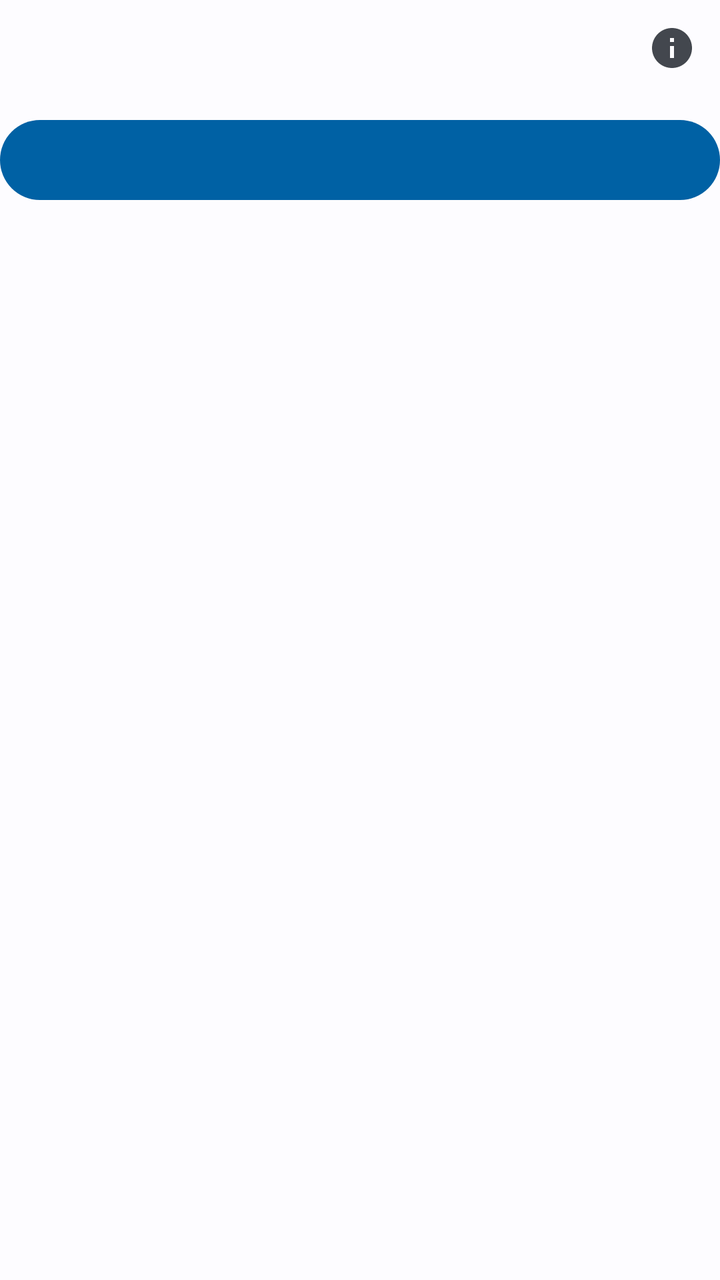
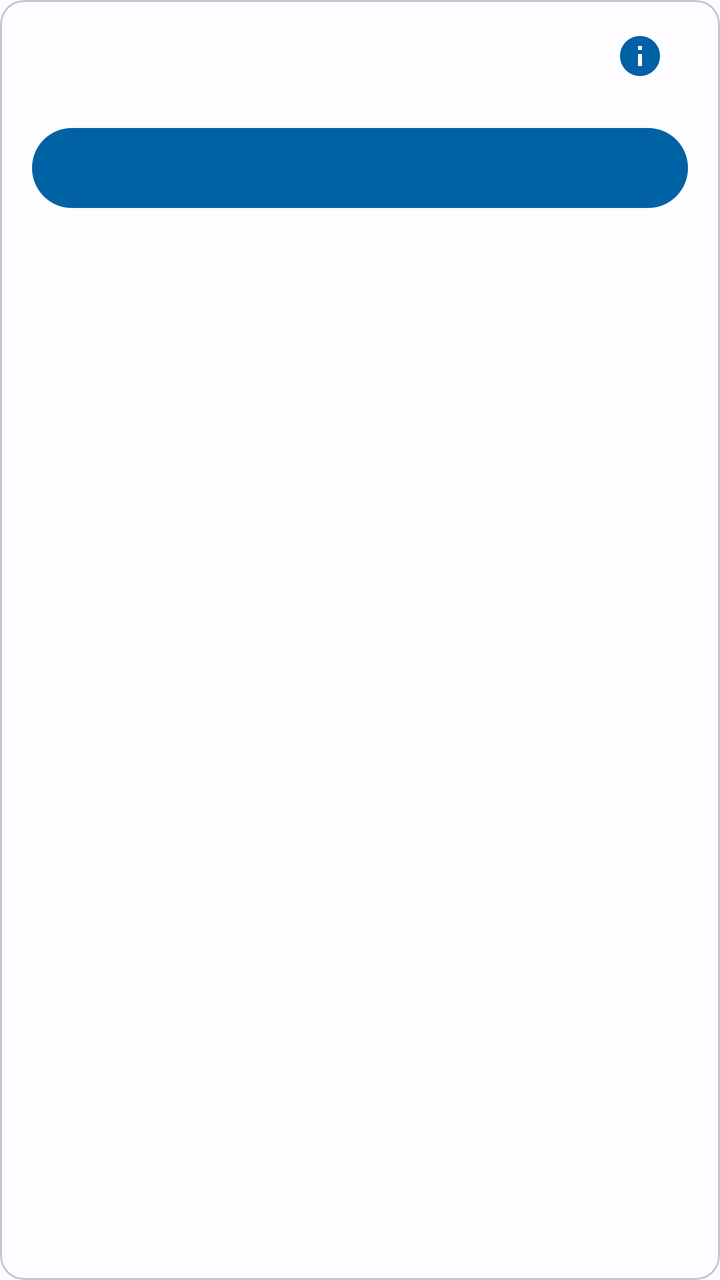

Compare the two renders of this Android layout. The source of the first and the diff that turns it into the second are given below.
<!-- AndroidManifest.xml: application theme AppTheme -->
<!-- res/layout/section_dictionary.xml -->
<?xml version="1.0" encoding="utf-8"?>
<LinearLayout
    xmlns:android="http://schemas.android.com/apk/res/android"
    android:layout_width="match_parent"
    android:layout_height="wrap_content"
    android:orientation="vertical">

    <LinearLayout
        android:layout_width="match_parent"
        android:layout_height="wrap_content"
        android:gravity="center_vertical"
        android:orientation="horizontal">

        <TextView
            android:id="@+id/section_title"
            android:layout_width="0dp"
            android:layout_height="wrap_content"
            android:layout_weight="1"
            android:textAppearance="?attr/textAppearanceTitleSmall"
            android:textColor="?attr/colorPrimary" />

        <ImageButton
            android:id="@+id/section_info"
            android:layout_width="48dp"
            android:layout_height="48dp"
            android:background="?attr/selectableItemBackgroundBorderless"
            android:contentDescription="@string/dictionary_info"
            android:src="@drawable/ic_info" />
    </LinearLayout>

    <LinearLayout
        android:id="@+id/section_list"
        android:layout_width="match_parent"
        android:layout_height="wrap_content"
        android:orientation="vertical" />

    <com.google.android.material.button.MaterialButton
        android:id="@+id/section_import"
        android:layout_width="match_parent"
        android:layout_height="wrap_content"
        android:layout_marginTop="8dp" />
</LinearLayout>
<!-- resources referenced by this layout -->
<resources>
  <!-- drawable ic_info (drawable) -->
  <vector xmlns:android="http://schemas.android.com/apk/res/android"
      android:width="24dp"
      android:height="24dp"
      android:tint="?attr/colorOnSurfaceVariant"
      android:viewportWidth="24"
      android:viewportHeight="24">
      <path
          android:fillColor="#FF000000"
          android:pathData="M12,2C6.48,2 2,6.48 2,12s4.48,10 10,10 10,-4.48 10,-10S17.52,2 12,2zM13,17h-2v-6h2v6zM13,9h-2L11,7h2v2z" />
  </vector>
  <string name="dictionary_info">About this section</string>
  <style name="AppTheme" parent="Theme.Material3.DayNight.NoActionBar">
          <item name="colorPrimary">@color/md_primary</item>
          <item name="colorOnPrimary">@color/md_on_primary</item>
          <item name="colorPrimaryContainer">@color/md_primary_container</item>
          <item name="colorOnPrimaryContainer">@color/md_on_primary_container</item>
          <item name="colorSurface">@color/md_surface</item>
          <item name="colorOnSurface">@color/md_on_surface</item>
          <item name="android:colorBackground">@color/md_surface</item>
          <item name="colorSurfaceVariant">@color/md_surface_variant</item>
          <item name="colorOnSurfaceVariant">@color/md_on_surface_variant</item>
          <item name="colorOutline">@color/md_outline</item>
          
          <item name="android:windowLightStatusBar">?attr/isLightTheme</item>
      </style>
  <color name="md_primary">#0061A4</color>
  <color name="md_on_primary">#FFFFFF</color>
  <color name="md_primary_container">#D1E4FF</color>
  <color name="md_on_primary_container">#001D36</color>
  <color name="md_surface">#FDFCFF</color>
  <color name="md_on_surface">#1A1C1E</color>
  <color name="md_surface_variant">#DFE2EB</color>
  <color name="md_on_surface_variant">#43474E</color>
  <color name="md_outline">#73777F</color>
</resources>

<!-- the commit's change to res/layout/section_dictionary.xml (unified diff, before → after) -->
@@ -1,9 +1,19 @@
 <?xml version="1.0" encoding="utf-8"?>
-<LinearLayout
+<com.google.android.material.card.MaterialCardView
     xmlns:android="http://schemas.android.com/apk/res/android"
+    style="?attr/materialCardViewOutlinedStyle"
     android:layout_width="match_parent"
     android:layout_height="wrap_content"
-    android:orientation="vertical">
+    android:layout_marginBottom="16dp">
+
+<LinearLayout
+    android:layout_width="match_parent"
+    android:layout_height="wrap_content"
+    android:orientation="vertical"
+    android:paddingStart="16dp"
+    android:paddingTop="4dp"
+    android:paddingEnd="16dp"
+    android:paddingBottom="16dp">
 
     <LinearLayout
         android:layout_width="match_parent"
@@ -40,3 +50,4 @@
         android:layout_height="wrap_content"
         android:layout_marginTop="8dp" />
 </LinearLayout>
+</com.google.android.material.card.MaterialCardView>
<!-- resource entries referenced after the edit -->
@@ -4,7 +4,7 @@
   <vector xmlns:android="http://schemas.android.com/apk/res/android"
       android:width="24dp"
       android:height="24dp"
-      android:tint="?attr/colorOnSurfaceVariant"
+      android:tint="?attr/colorPrimary"
       android:viewportWidth="24"
       android:viewportHeight="24">
       <path
